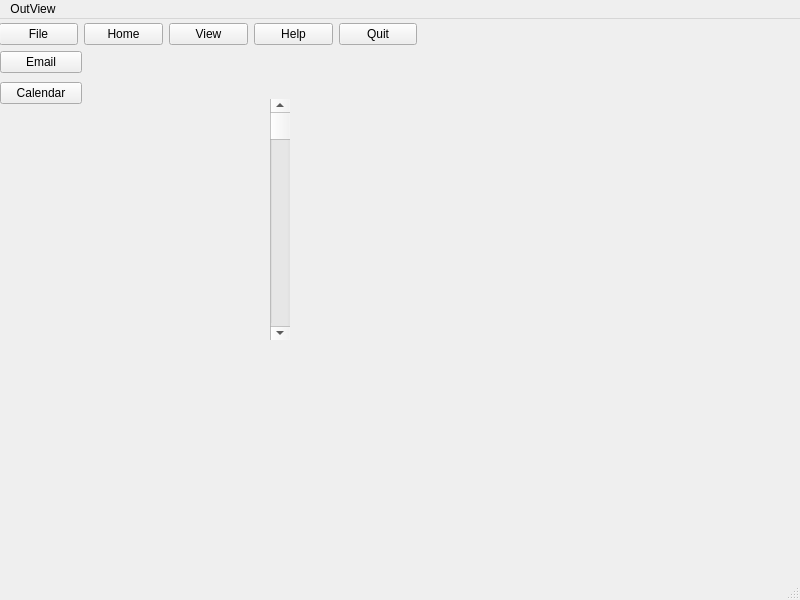
First picture: the form in mainwindow.ui, repository loudyoutube/cs340, before the edit.
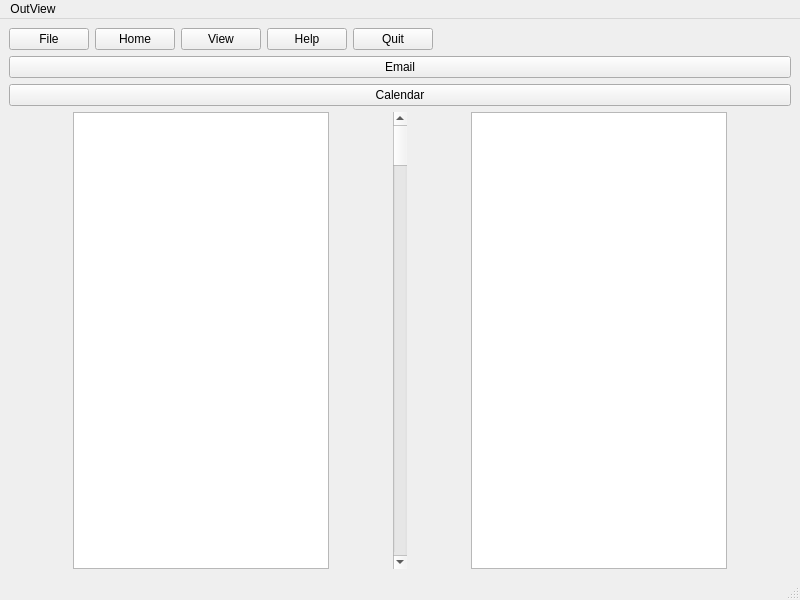
Second picture: the form after the edit.

Commit message:
Multiple Menus
i made multiple menus inside eachother. my next goal is to figure out how to touch the database

The edit to the form file:
```diff
--- a/mainwindow.ui
+++ b/mainwindow.ui
@@ -10,45 +10,18 @@
     <height>600</height>
    </rect>
   </property>
+  <property name="sizePolicy">
+   <sizepolicy hsizetype="Fixed" vsizetype="Preferred">
+    <horstretch>0</horstretch>
+    <verstretch>0</verstretch>
+   </sizepolicy>
+  </property>
   <property name="windowTitle">
    <string>MainWindow</string>
   </property>
   <widget class="QWidget" name="centralwidget">
-   <widget class="QWidget" name="verticalLayoutWidget">
-    <property name="geometry">
-     <rect>
-      <x>0</x>
-      <y>29</y>
-      <width>82</width>
-      <height>61</height>
-     </rect>
-    </property>
-    <layout class="QVBoxLayout" name="verticalLayout_2">
+   <layout class="QVBoxLayout" name="verticalLayout">
      <item>
-      <widget class="QPushButton" name="Email_Button">
-       <property name="text">
-        <string>Email</string>
-       </property>
-      </widget>
-     </item>
-     <item>
-      <widget class="QPushButton" name="Calendar_Button">
-       <property name="text">
-        <string>Calendar</string>
-       </property>
-      </widget>
-     </item>
-    </layout>
-   </widget>
-   <widget class="QWidget" name="horizontalLayoutWidget">
-    <property name="geometry">
-     <rect>
-      <x>-1</x>
-      <y>0</y>
-      <width>418</width>
-      <height>31</height>
-     </rect>
-    </property>
     <layout class="QHBoxLayout" name="horizontalLayout">
      <item>
       <widget class="QPushButton" name="File_Button">
@@ -85,43 +58,87 @@
        </property>
       </widget>
      </item>
-    </layout>
-   </widget>
-   <widget class="QWidget" name="verticalLayoutWidget_2">
-    <property name="geometry">
-     <rect>
-      <x>79</x>
-      <y>79</y>
-      <width>191</width>
-      <height>241</height>
-     </rect>
-    </property>
-    <layout class="QVBoxLayout" name="verticalLayout_3"/>
-   </widget>
-   <widget class="QWidget" name="verticalLayoutWidget_3">
-    <property name="geometry">
-     <rect>
-      <x>350</x>
-      <y>50</y>
-      <width>281</width>
-      <height>261</height>
-     </rect>
-    </property>
-    <layout class="QVBoxLayout" name="verticalLayout_4"/>
-   </widget>
+      <item>
+       <spacer name="horizontalSpacer">
+        <property name="orientation">
+         <enum>Qt::Orientation::Horizontal</enum>
+        </property>
+        <property name="sizeType">
+         <enum>QSizePolicy::Policy::Expanding</enum>
+        </property>
+        <property name="sizeHint" stdset="0">
+         <size>
+          <width>40</width>
+          <height>20</height>
+         </size>
+        </property>
+       </spacer>
+      </item>
+     </layout>
+    </item>
+    <item>
+     <layout class="QVBoxLayout" name="verticalLayout_2">
+      <item>
+       <widget class="QPushButton" name="Email_Button">
+        <property name="text">
+         <string>Email</string>
+        </property>
+       </widget>
+      </item>
+      <item>
+       <widget class="QPushButton" name="Calendar_Button">
+        <property name="text">
+         <string>Calendar</string>
+        </property>
+       </widget>
+      </item>
+     </layout>
+    </item>
+    <item>
+     <layout class="QVBoxLayout" name="verticalLayout_4">
+      <item>
+       <layout class="QHBoxLayout" name="horizontalLayout_2">
+        <property name="spacing">
+         <number>0</number>
+        </property>
+        <item>
+         <widget class="QListWidget" name="listWidget">
+          <property name="sizePolicy">
+           <sizepolicy hsizetype="Fixed" vsizetype="Expanding">
+            <horstretch>0</horstretch>
+            <verstretch>0</verstretch>
+           </sizepolicy>
+          </property>
+          <property name="styleSheet">
+           <string notr="true"/>
+          </property>
+          <property name="autoScrollMargin">
+           <number>16</number>
+          </property>
+         </widget>
+        </item>
+        <item>
    <widget class="QScrollBar" name="verticalScrollBar">
-    <property name="geometry">
-     <rect>
-      <x>270</x>
-      <y>80</y>
-      <width>20</width>
-      <height>241</height>
-     </rect>
-    </property>
     <property name="orientation">
      <enum>Qt::Orientation::Vertical</enum>
     </property>
    </widget>
+        </item>
+        <item>
+         <widget class="QListWidget" name="listWidget_2">
+          <property name="sizePolicy">
+           <sizepolicy hsizetype="Fixed" vsizetype="Expanding">
+            <horstretch>0</horstretch>
+            <verstretch>0</verstretch>
+           </sizepolicy>
+          </property>
+         </widget>
+        </item>
+       </layout>
+      </item>
+     </layout>
+    </item>
+   </layout>
   </widget>
   <widget class="QMenuBar" name="menubar">
    <property name="geometry">
```
Left out of the diff: 8 changed lines with no effect on the pictures. Lines whose indentation alone changed are shown as unchanged. The commit also changes 2 other files.
